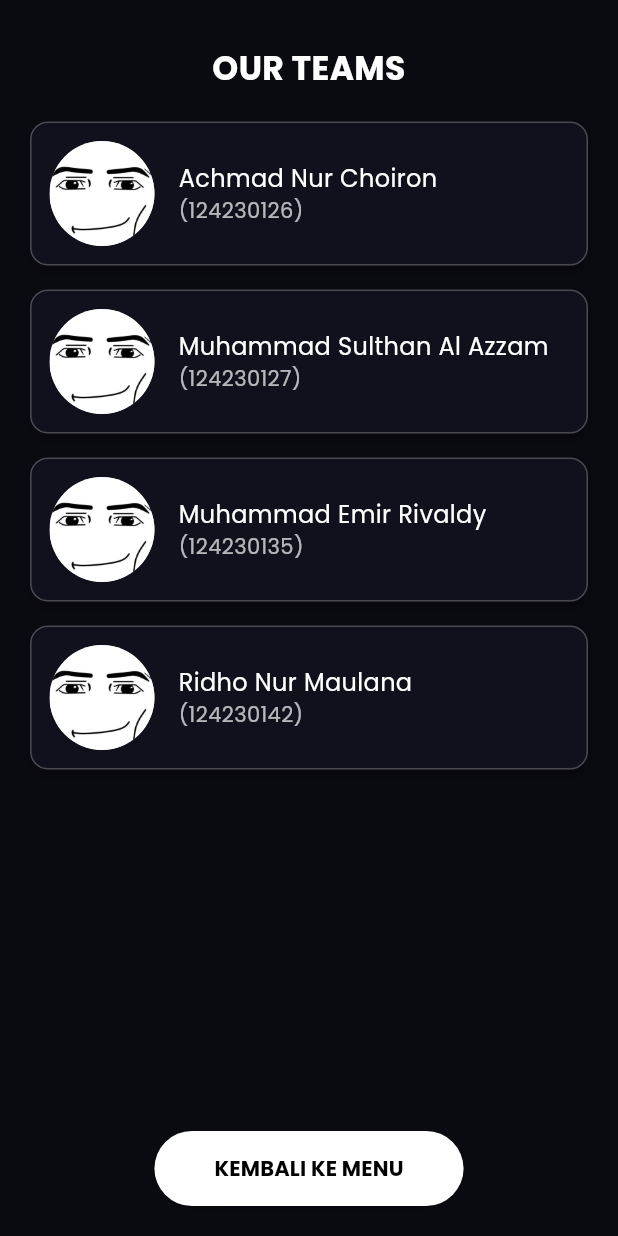
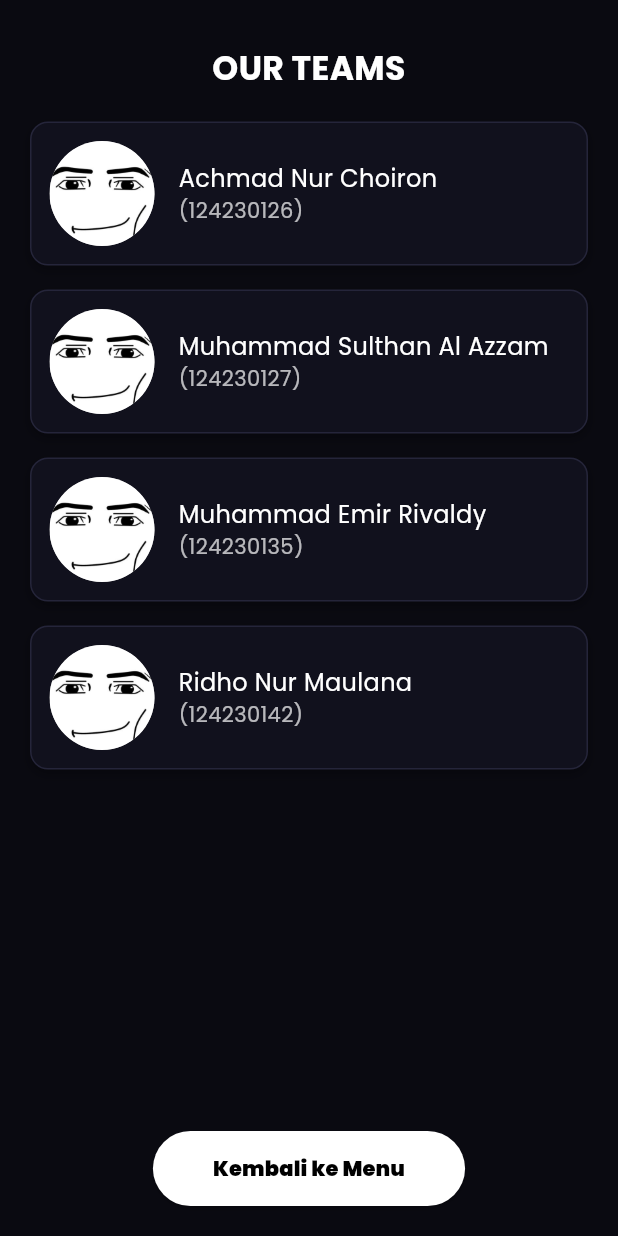
Before and after one commit to Kuwaann/MyFinance, a Flutter app: the TeamPage screen opened by its route, on a phone screen of 412 x 824 dp. Run offline on Flutter 3.47's test engine with Material 3 defaults, Android fonts, the phone set to English and light mode, and no system bars; our stand-ins replace google_fonts.

Commit message:
Kelompok.dart changes

```diff
--- a/lib/kelompok.dart
+++ b/lib/kelompok.dart
@@ -1,4 +1,5 @@
 import 'package:flutter/material.dart';
+import 'package:myfinance/styles.dart';
 
 class TeamPage extends StatelessWidget {
   const TeamPage({super.key});
@@ -72,10 +73,10 @@ class TeamPage extends StatelessWidget {
                   ),
                 ),
                 child: const Text(
-                  "KEMBALI KE MENU",
+                  "Kembali ke Menu",
                   style: TextStyle(
                     color: Colors.black,
-                    fontWeight: FontWeight.bold,
+                    fontWeight: FontWeight.w900,
                   ),
                 ),
               ),
@@ -106,7 +107,7 @@ class TeamMember extends StatelessWidget {
       decoration: BoxDecoration(
         color: const Color.fromARGB(255, 17, 17, 29),
         borderRadius: BorderRadius.circular(12),
-        border: Border.all(color: Colors.white24, width: 1),
+        border: Border.all(color: AppColors.outlineElement, width: 1),
         boxShadow: [
           BoxShadow(
             color: Colors.black.withOpacity(0.3),
```
